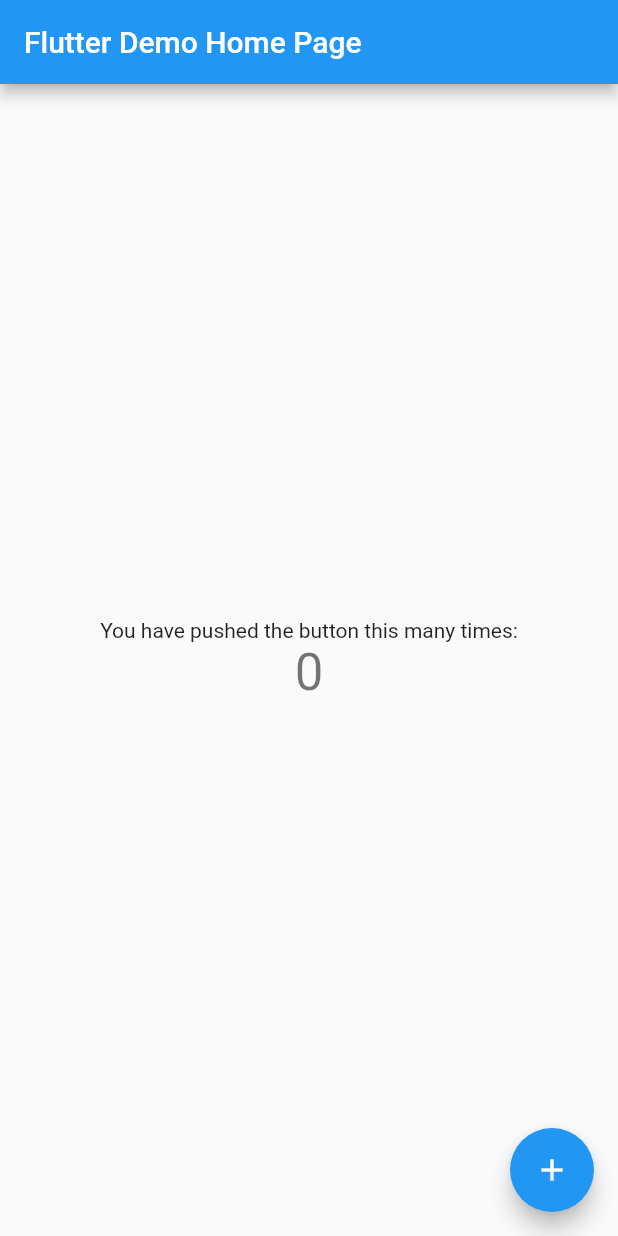
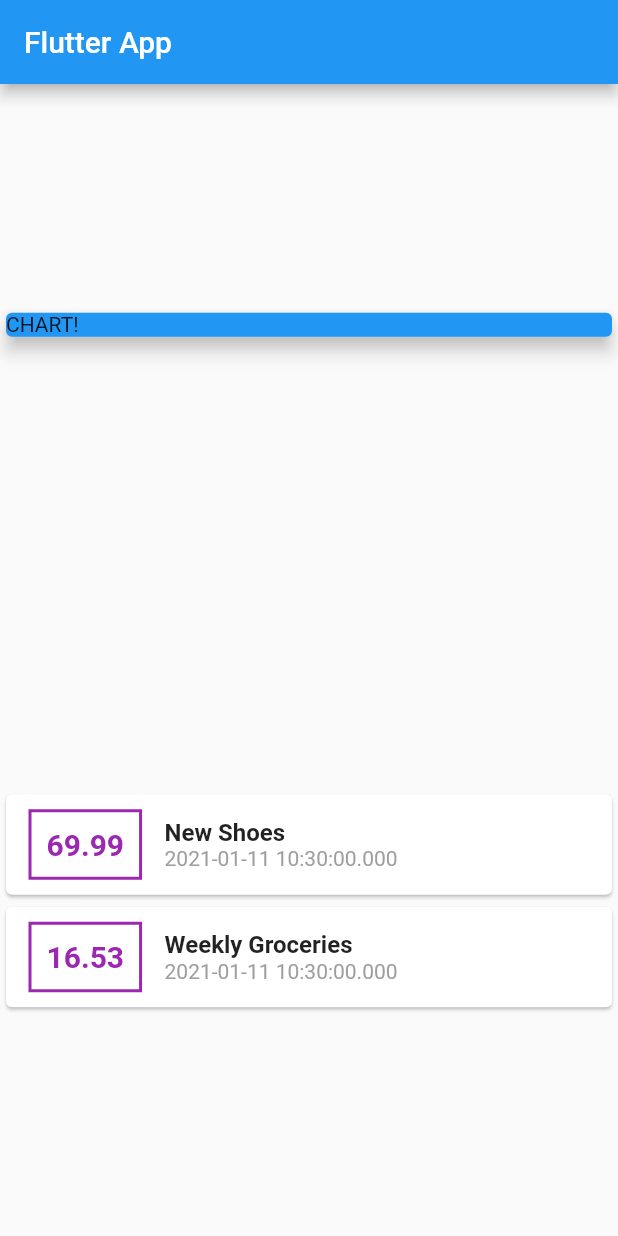
Before and after one commit to LeonScot/flutter-practice, a Flutter app: the screen it shows after launch, on a phone screen of 412 x 824 dp. Run offline on Flutter 3.47's test engine with Material 2 defaults, Android fonts, the phone set to English and light mode, and no system bars.

```diff
--- a/lib/main.dart
+++ b/lib/main.dart
@@ -1,113 +1,104 @@
 import 'package:flutter/material.dart';
 
-void main() {
-  runApp(MyApp());
-}
+import './transaction.dart';
+
+void main() => runApp(MyApp());
 
 class MyApp extends StatelessWidget {
-  // This widget is the root of your application.
   @override
   Widget build(BuildContext context) {
     return MaterialApp(
-      title: 'Flutter Demo',
-      theme: ThemeData(
-        // This is the theme of your application.
-        //
-        // Try running your application with "flutter run". You'll see the
-        // application has a blue toolbar. Then, without quitting the app, try
-        // changing the primarySwatch below to Colors.green and then invoke
-        // "hot reload" (press "r" in the console where you ran "flutter run",
-        // or simply save your changes to "hot reload" in a Flutter IDE).
-        // Notice that the counter didn't reset back to zero; the application
-        // is not restarted.
-        primarySwatch: Colors.blue,
-      ),
-      home: MyHomePage(title: 'Flutter Demo Home Page'),
+      title: 'Flutter App',
+      home: MyHomePage(),
     );
   }
 }
 
-class MyHomePage extends StatefulWidget {
-  MyHomePage({Key key, this.title}) : super(key: key);
-
-  // This widget is the home page of your application. It is stateful, meaning
-  // that it has a State object (defined below) that contains fields that affect
-  // how it looks.
-
-  // This class is the configuration for the state. It holds the values (in this
-  // case the title) provided by the parent (in this case the App widget) and
-  // used by the build method of the State. Fields in a Widget subclass are
-  // always marked "final".
-
-  final String title;
-
-  @override
-  _MyHomePageState createState() => _MyHomePageState();
-}
-
-class _MyHomePageState extends State<MyHomePage> {
-  int _counter = 0;
-
-  void _incrementCounter() {
-    setState(() {
-      // This call to setState tells the Flutter framework that something has
-      // changed in this State, which causes it to rerun the build method below
-      // so that the display can reflect the updated values. If we changed
-      // _counter without calling setState(), then the build method would not be
-      // called again, and so nothing would appear to happen.
-      _counter++;
-    });
-  }
+class MyHomePage extends StatelessWidget {
+  final List<Transaction> transactions = [
+    Transaction(
+      id: 't1',
+      title: 'New Shoes',
+      amount: 69.99,
+      date: DateTime.now(),
+    ),
+    Transaction(
+      id: 't2',
+      title: 'Weekly Groceries',
+      amount: 16.53,
+      date: DateTime.now(),
+    ),
+  ];
 
   @override
   Widget build(BuildContext context) {
-    // This method is rerun every time setState is called, for instance as done
-    // by the _incrementCounter method above.
-    //
-    // The Flutter framework has been optimized to make rerunning build methods
-    // fast, so that you can just rebuild anything that needs updating rather
-    // than having to individually change instances of widgets.
     return Scaffold(
       appBar: AppBar(
-        // Here we take the value from the MyHomePage object that was created by
-        // the App.build method, and use it to set our appbar title.
-        title: Text(widget.title),
+        title: Text('Flutter App'),
       ),
-      body: Center(
-        // Center is a layout widget. It takes a single child and positions it
-        // in the middle of the parent.
-        child: Column(
-          // Column is also a layout widget. It takes a list of children and
-          // arranges them vertically. By default, it sizes itself to fit its
-          // children horizontally, and tries to be as tall as its parent.
-          //
-          // Invoke "debug painting" (press "p" in the console, choose the
-          // "Toggle Debug Paint" action from the Flutter Inspector in Android
-          // Studio, or the "Toggle Debug Paint" command in Visual Studio Code)
-          // to see the wireframe for each widget.
-          //
-          // Column has various properties to control how it sizes itself and
-          // how it positions its children. Here we use mainAxisAlignment to
-          // center the children vertically; the main axis here is the vertical
-          // axis because Columns are vertical (the cross axis would be
-          // horizontal).
-          mainAxisAlignment: MainAxisAlignment.center,
+      body: Column(
+        mainAxisAlignment: MainAxisAlignment.spaceAround,
+        crossAxisAlignment: CrossAxisAlignment.stretch,
+        children: <Widget>[
+          Container(
+            width: double.infinity,
+            child: Card(
+              color: Colors.blue,
+              child: Text('CHART!'),
+              elevation: 5,
+            ),
+          ),
+          Column(
+            children: transactions.map((tx) {
+              return Card(
+                child: Row(
+                  children: <Widget>[
+                    Container(
+                      margin: EdgeInsets.symmetric(
+                        vertical: 10,
+                        horizontal: 15,
+                      ),
+                      decoration: BoxDecoration(
+                        border: Border.all(
+                          color: Colors.purple,
+                          width: 2,
+                        ),
+                      ),
+                      padding: EdgeInsets.all(10),
+                      child: Text(
+                        tx.amount.toString(),
+                        style: TextStyle(
+                          fontWeight: FontWeight.bold,
+                          fontSize: 20,
+                          color: Colors.purple,
+                        ),
+                      ),
+                    ),
+                    Column(
+                      crossAxisAlignment: CrossAxisAlignment.start,
                       children: <Widget>[
                         Text(
-              'You have pushed the button this many times:',
+                          tx.title,
+                          style: TextStyle(
+                            fontSize: 16,
+                            fontWeight: FontWeight.bold,
+                          ),
                         ),
                         Text(
-              '$_counter',
-              style: Theme.of(context).textTheme.headline4,
+                          tx.date.toString(),
+                          style: TextStyle(
+                            color: Colors.grey,
+                          ),
                         ),
                       ],
                     ),
+                  ],
                 ),
-      floatingActionButton: FloatingActionButton(
-        onPressed: _incrementCounter,
-        tooltip: 'Increment',
-        child: Icon(Icons.add),
-      ), // This trailing comma makes auto-formatting nicer for build methods.
+              );
+            }).toList(),
+          ),
+        ],
+      ),
     );
   }
 }
--- /dev/null
+++ b/lib/transaction.dart
@@ -0,0 +1,15 @@
+import 'package:flutter/foundation.dart';
+
+class Transaction {
+  final String id;
+  final String title;
+  final double amount;
+  final DateTime date;
+
+  Transaction({
+    @required this.id,
+    @required this.title,
+    @required this.amount,
+    @required this.date,
+  });
+}
```
Lines whose indentation alone changed are shown as unchanged.
